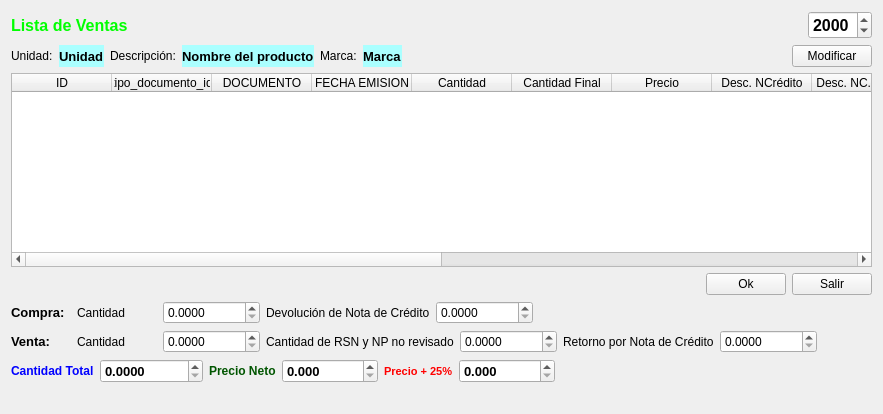
Qt form Venta/ventachartprecio.ui (radtek/manager) before a commit.
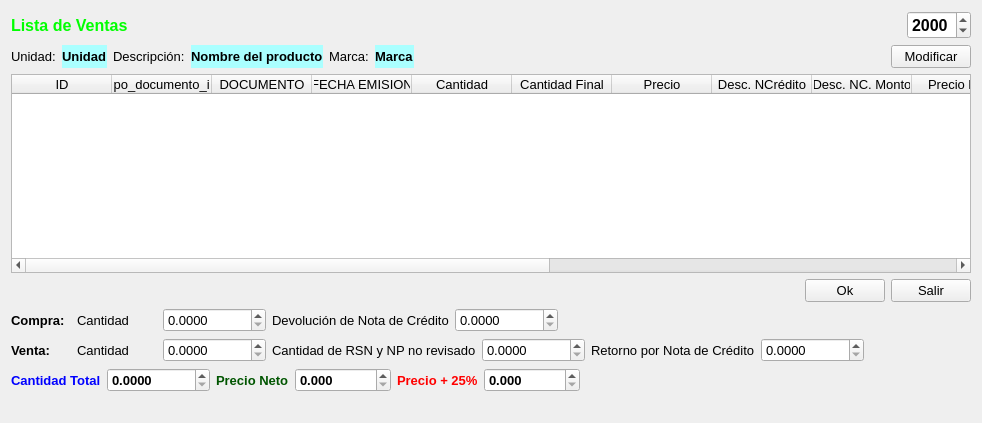
The same form after that commit.

Patch:
```diff
--- a/Venta/ventachartprecio.ui
+++ b/Venta/ventachartprecio.ui
@@ -6,8 +6,8 @@
    <rect>
     <x>0</x>
     <y>0</y>
-    <width>883</width>
-    <height>414</height>
+    <width>982</width>
+    <height>423</height>
    </rect>
   </property>
   <property name="windowTitle">
@@ -66,6 +66,11 @@
     <layout class="QHBoxLayout" name="horizontalLayout_3">
      <item>
       <widget class="QLabel" name="label_2">
+       <property name="font">
+        <font>
+         <pointsize>10</pointsize>
+        </font>
+       </property>
        <property name="text">
         <string>Unidad:</string>
        </property>
@@ -90,6 +95,11 @@
      </item>
      <item>
       <widget class="QLabel" name="label_3">
+       <property name="font">
+        <font>
+         <pointsize>10</pointsize>
+        </font>
+       </property>
        <property name="text">
         <string>Descripción:</string>
        </property>
@@ -114,6 +124,11 @@
      </item>
      <item>
       <widget class="QLabel" name="label_title_marca">
+       <property name="font">
+        <font>
+         <pointsize>10</pointsize>
+        </font>
+       </property>
        <property name="text">
         <string>Marca:</string>
        </property>
@@ -151,6 +166,11 @@
      </item>
      <item>
       <widget class="QPushButton" name="pushButton_modificar">
+       <property name="font">
+        <font>
+         <pointsize>10</pointsize>
+        </font>
+       </property>
        <property name="text">
         <string>Modificar</string>
        </property>
@@ -166,6 +186,11 @@
        <height>192</height>
       </size>
      </property>
+     <property name="font">
+      <font>
+       <pointsize>10</pointsize>
+      </font>
+     </property>
      <column>
       <property name="text">
        <string>ID</string>
@@ -265,6 +290,11 @@
      </item>
      <item>
       <widget class="QPushButton" name="pushButton_ok">
+       <property name="font">
+        <font>
+         <pointsize>10</pointsize>
+        </font>
+       </property>
        <property name="text">
         <string>Ok</string>
        </property>
@@ -272,6 +302,11 @@
      </item>
      <item>
       <widget class="QPushButton" name="pushButton_salir">
+       <property name="font">
+        <font>
+         <pointsize>10</pointsize>
+        </font>
+       </property>
        <property name="text">
         <string>Salir</string>
        </property>
@@ -321,6 +356,11 @@
          <height>16777215</height>
         </size>
        </property>
+       <property name="font">
+        <font>
+         <pointsize>10</pointsize>
+        </font>
+       </property>
        <property name="text">
         <string>Cantidad</string>
        </property>
@@ -328,6 +368,11 @@
      </item>
      <item>
       <widget class="QDoubleSpinBox" name="doubleSpinBox_cantidad_compra">
+       <property name="font">
+        <font>
+         <pointsize>10</pointsize>
+        </font>
+       </property>
        <property name="decimals">
         <number>4</number>
        </property>
@@ -338,6 +383,11 @@
      </item>
      <item>
       <widget class="QLabel" name="label_9">
+       <property name="font">
+        <font>
+         <pointsize>10</pointsize>
+        </font>
+       </property>
        <property name="text">
         <string>Devolución de Nota de Crédito</string>
        </property>
@@ -345,6 +395,11 @@
      </item>
      <item>
       <widget class="QDoubleSpinBox" name="doubleSpinBox_cantidad_c_nc">
+       <property name="font">
+        <font>
+         <pointsize>10</pointsize>
+        </font>
+       </property>
        <property name="decimals">
         <number>4</number>
        </property>
@@ -410,6 +465,11 @@
          <height>16777215</height>
         </size>
        </property>
+       <property name="font">
+        <font>
+         <pointsize>10</pointsize>
+        </font>
+       </property>
        <property name="text">
         <string>Cantidad</string>
        </property>
@@ -417,6 +477,11 @@
      </item>
      <item>
       <widget class="QDoubleSpinBox" name="doubleSpinBox_cantidad_venta">
+       <property name="font">
+        <font>
+         <pointsize>10</pointsize>
+        </font>
+       </property>
        <property name="decimals">
         <number>4</number>
        </property>
@@ -433,6 +498,11 @@
          <height>0</height>
         </size>
        </property>
+       <property name="font">
+        <font>
+         <pointsize>10</pointsize>
+        </font>
+       </property>
        <property name="text">
         <string>Cantidad de RSN y NP no revisado</string>
        </property>
@@ -440,6 +510,11 @@
      </item>
      <item>
       <widget class="QDoubleSpinBox" name="doubleSpinBox_cantidad_v_rsn_np">
+       <property name="font">
+        <font>
+         <pointsize>10</pointsize>
+        </font>
+       </property>
        <property name="decimals">
         <number>4</number>
        </property>
@@ -450,6 +525,11 @@
      </item>
      <item>
       <widget class="QLabel" name="label_10">
+       <property name="font">
+        <font>
+         <pointsize>10</pointsize>
+        </font>
+       </property>
        <property name="text">
         <string>Retorno por Nota de Crédito</string>
        </property>
@@ -457,6 +537,11 @@
      </item>
      <item>
       <widget class="QDoubleSpinBox" name="doubleSpinBox_cantidad_v_nc">
+       <property name="font">
+        <font>
+         <pointsize>10</pointsize>
+        </font>
+       </property>
        <property name="decimals">
         <number>4</number>
        </property>
@@ -498,9 +583,9 @@
        </property>
        <property name="font">
         <font>
+         <pointsize>10</pointsize>
          <weight>75</weight>
          <bold>true</bold>
-         <underline>false</underline>
         </font>
        </property>
        <property name="styleSheet">
@@ -532,9 +617,9 @@
       <widget class="QLabel" name="label_8">
        <property name="font">
         <font>
+         <pointsize>10</pointsize>
          <weight>75</weight>
          <bold>true</bold>
-         <underline>false</underline>
         </font>
        </property>
        <property name="styleSheet">
@@ -566,7 +651,7 @@
       <widget class="QLabel" name="label_13">
        <property name="font">
         <font>
-         <pointsize>8</pointsize>
+         <pointsize>10</pointsize>
          <weight>75</weight>
          <bold>true</bold>
         </font>
```
